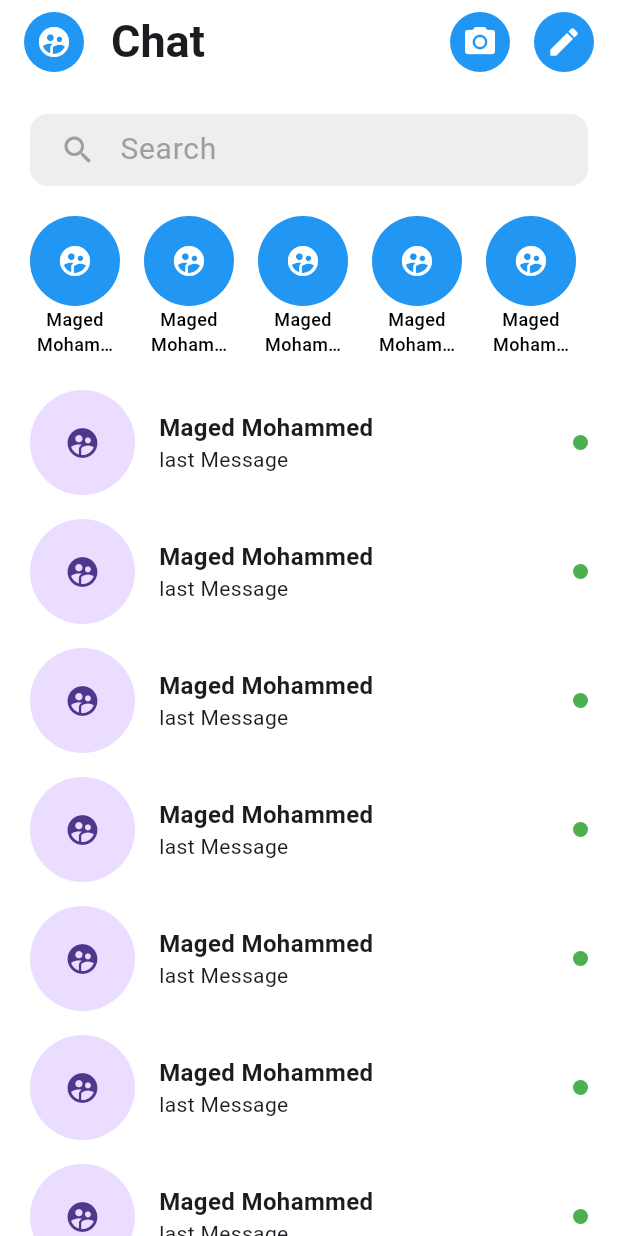
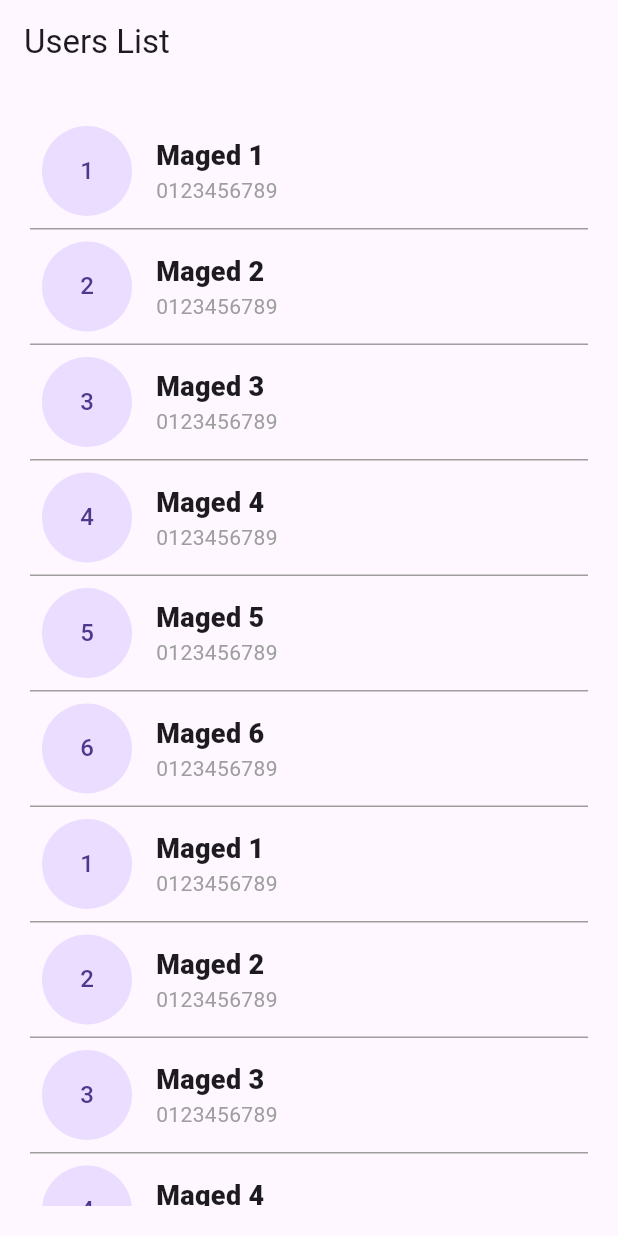
Before and after one commit to MagedMohammed/StartWithFlutter, a Flutter app: the screen it shows after launch, on a phone screen of 412 x 824 dp. Run offline on Flutter 3.47's test engine with Material 3 defaults, Android fonts, the phone set to English and light mode, and no system bars.

Commit message:
UsersListScreen done

```diff
--- a/lib/MassengerScreen/messenger_screen.dart
+++ b/lib/MassengerScreen/messenger_screen.dart
@@ -225,9 +225,3 @@ class MessengerScreen extends StatelessWidget {
         ],
       ); // message
 }
-// Todo: - What todo in this Screen
-/*
-1- Create Search Bar
-2- Create Whose are Online
-3- Create Messages List
- */
--- /dev/null
+++ b/lib/UserList/UsersListScreen.dart
@@ -0,0 +1,136 @@
+import 'package:flutter/cupertino.dart';
+import 'package:flutter/material.dart';
+
+class UserModel {
+  final int id;
+  final String name;
+  final String phone;
+
+  UserModel({
+    required this.id,
+    required this.name,
+    required this.phone,
+  });
+}
+
+class UserListScreen extends StatelessWidget {
+  UserListScreen({super.key});
+  List<UserModel> users = [
+    UserModel(
+      id: 1,
+      name: 'Maged 1',
+      phone: '0123456789',
+    ),
+    UserModel(
+      id: 2,
+      name: 'Maged 2',
+      phone: '0123456789',
+    ),
+    UserModel(
+      id: 3,
+      name: 'Maged 3',
+      phone: '0123456789',
+    ),
+    UserModel(
+      id: 4,
+      name: 'Maged 4',
+      phone: '0123456789',
+    ),
+    UserModel(
+      id: 5,
+      name: 'Maged 5',
+      phone: '0123456789',
+    ),
+    UserModel(
+      id: 6,
+      name: 'Maged 6',
+      phone: '0123456789',
+    ),
+    UserModel(
+      id: 1,
+      name: 'Maged 1',
+      phone: '0123456789',
+    ),
+    UserModel(
+      id: 2,
+      name: 'Maged 2',
+      phone: '0123456789',
+    ),
+    UserModel(
+      id: 3,
+      name: 'Maged 3',
+      phone: '0123456789',
+    ),
+    UserModel(
+      id: 4,
+      name: 'Maged 4',
+      phone: '0123456789',
+    ),
+    UserModel(
+      id: 5,
+      name: 'Maged 5',
+      phone: '0123456789',
+    ),
+    UserModel(
+      id: 6,
+      name: 'Maged 6',
+      phone: '0123456789',
+    ),
+  ];
+
+  @override
+  Widget build(BuildContext context) {
+    return Scaffold(
+      appBar: AppBar(
+        title: Text('Users List'),
+      ),
+      body: Padding(
+        padding: const EdgeInsets.all(20.0),
+        child: ListView.separated(
+            itemBuilder: (context, index) {
+              return userItem(users[index]);
+            },
+            separatorBuilder: (context, index) {
+              return Container(
+                height: 1,
+                width: double.infinity,
+                color: Colors.grey,
+              );
+            },
+            itemCount: users.length),
+      ),
+    );
+  }
+
+  Widget userItem(UserModel user) {
+    return Padding(
+      padding: const EdgeInsets.all(8.0),
+      child: Row(
+        children: [
+          CircleAvatar(
+            child: Text("${user.id}"),
+            radius: 30,
+          ),
+          const SizedBox(
+            width: 16,
+          ),
+          Column(
+            crossAxisAlignment: CrossAxisAlignment.start,
+            children: [
+              Text(
+                '${user.name}',
+                style: const TextStyle(fontSize: 18, fontWeight: FontWeight.w900),
+              ),
+              Text(
+                '${user.phone}',
+                style: const TextStyle(
+                  color: Colors.grey,
+                ),
+              )
+            ],
+          ),
+        ],
+      ),
+    );
+  }
+}
--- a/lib/main.dart
+++ b/lib/main.dart
@@ -1,6 +1,7 @@
 import 'package:flutter/material.dart';
 import 'package:flutter_project_2/LoginScreen/LoginScreen.dart';
 import 'MassengerScreen/messenger_screen.dart';
+import 'UserList/UsersListScreen.dart';
 
 void main() {
   runApp(const MyApp());
@@ -13,7 +14,7 @@ class MyApp extends StatelessWidget {
   @override
   Widget build(BuildContext context) {
     return MaterialApp(
-      home: MessengerScreen(),
+      home: UserListScreen(),
       debugShowCheckedModeBanner: false,
     );
   }
```
